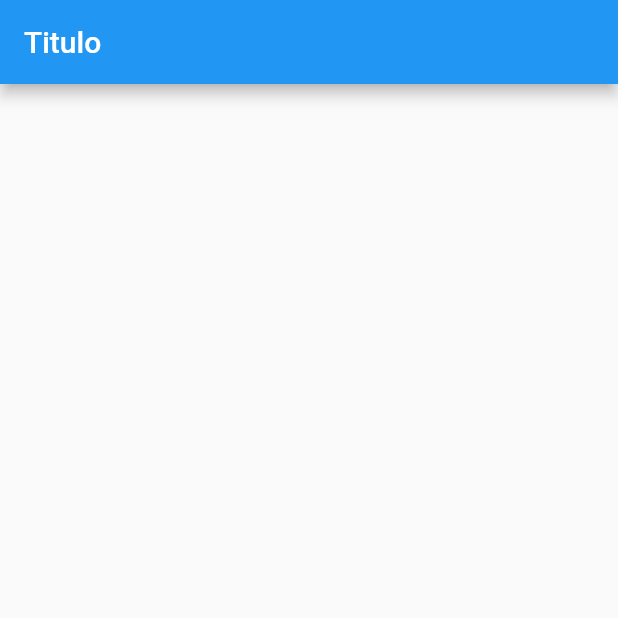
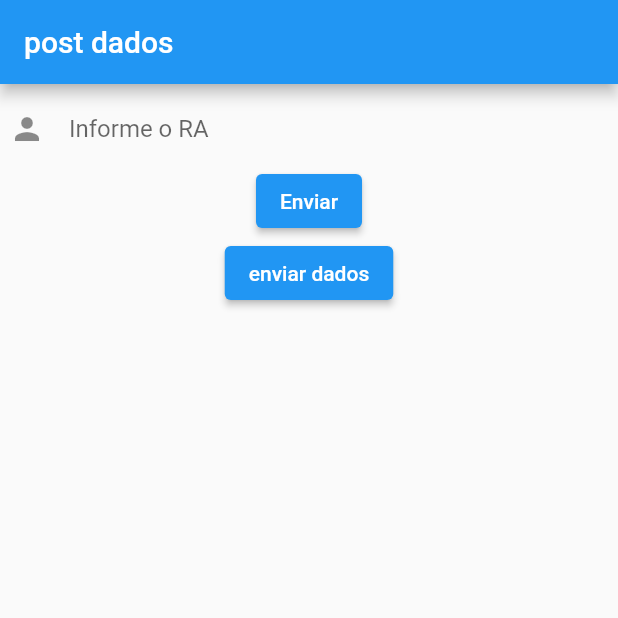
Before and after one commit to sarmentoreis/flutterApi, a Flutter app: the screen it shows after launch, on a phone screen of 412 x 824 dp, the top half of it. Run offline on Flutter 3.47's test engine with Material 2 defaults, Android fonts, the phone set to English and light mode, and no system bars.

Commit message:
post request

```diff
--- /dev/null
+++ b/flutterapi/lib/post.dart
@@ -0,0 +1,94 @@
+import 'package:flutter/material.dart';
+import 'package:http/http.dart' as http;
+import 'dart:async';
+import 'dart:convert';
+
+String URL = "https://httpbin.org/post";
+
+Future<String> fetchData() async {
+  Map data = {'nome': 'Leonardo', 'data': '04/10/2021 10:00'};
+
+  String body = json.encode(data);
+
+  var response = await http.post(Uri.parse(URL),
+      headers: {"Content-Type": "application/json"}, body: body);
+  if (response.statusCode == 200) {
+    return response.body;
+  } else {
+    throw Exception('Erro inesperado');
+  }
+}
+
+class PostNot extends StatefulWidget {
+  const PostNot({Key? key}) : super(key: key);
+
+  @override
+  _PostNotState createState() => _PostNotState();
+}
+
+class _PostNotState extends State<PostNot> {
+  final raController = TextEditingController();
+  Future<String>? _dadosF;
+
+  @override
+  void dispose() {
+    raController.dispose();
+    super.dispose();
+  }
+
+  FutureBuilder<String> buildFutureBuilder() {
+    return FutureBuilder(
+        future: _dadosF,
+        builder: (context, snapshot) {
+          if (snapshot.hasData) {
+            return Text(snapshot.data!);
+          } else if (snapshot.hasError) {
+            return Text('${snapshot.error}');
+          }
+          return const CircularProgressIndicator();
+        });
+  }
+
+  ElevatedButton botao() {
+    return ElevatedButton(
+        onPressed: () {
+          setState(() {
+            _dadosF = fetchData();
+          });
+        },
+        child: Text("enviar dados"));
+  }
+
+  @override
+  Widget build(BuildContext context) {
+    return Scaffold(
+      appBar: AppBar(title: Text("post dados")),
+      body: Container(
+        padding: EdgeInsets.all(6),
+        child: Column(children: [
+          TextField(
+              controller: raController,
+              decoration: InputDecoration(
+                  border: InputBorder.none,
+                  icon: Icon(Icons.person),
+                  hintText: 'Informe o RA')),
+          ElevatedButton(
+              onPressed: () {
+                showDialog(
+                    context: context,
+                    builder: (context) {
+                      return AlertDialog(
+                        content: Text(raController.text),
+                      );
+                    });
+                setState(() {
+                  _dadosF = null;
+                });
+              },
+              child: Text("Enviar")),
+          (_dadosF == null) ? botao() : buildFutureBuilder(),
+        ]),
+      ),
+    );
+  }
+}
--- a/flutterapi/lib/principal.dart
+++ b/flutterapi/lib/principal.dart
@@ -1,4 +1,5 @@
 import 'package:flutter/material.dart';
+import 'package:flutterapi/post.dart';
 
 class Principal extends StatefulWidget {
   const Principal({Key? key}) : super(key: key);
@@ -12,9 +13,7 @@ class _PrincipalState extends State<Principal> {
   Widget build(BuildContext context) {
     return MaterialApp(
       title: 'Projeto Final',
-      home: Scaffold(
-        appBar: AppBar(title: Text('Titulo')),
-      ),
+      home: PostNot(),
     );
   }
 }
--- a/flutterapi/pubspec.yaml
+++ b/flutterapi/pubspec.yaml
@@ -34,6 +34,7 @@ dependencies:
   # The following adds the Cupertino Icons font to your application.
   # Use with the CupertinoIcons class for iOS style icons.
   cupertino_icons: ^1.0.2
+  http: ^0.13.5
 
 dev_dependencies:
   flutter_test:
```
Also changed, not shown: 1 other file.
